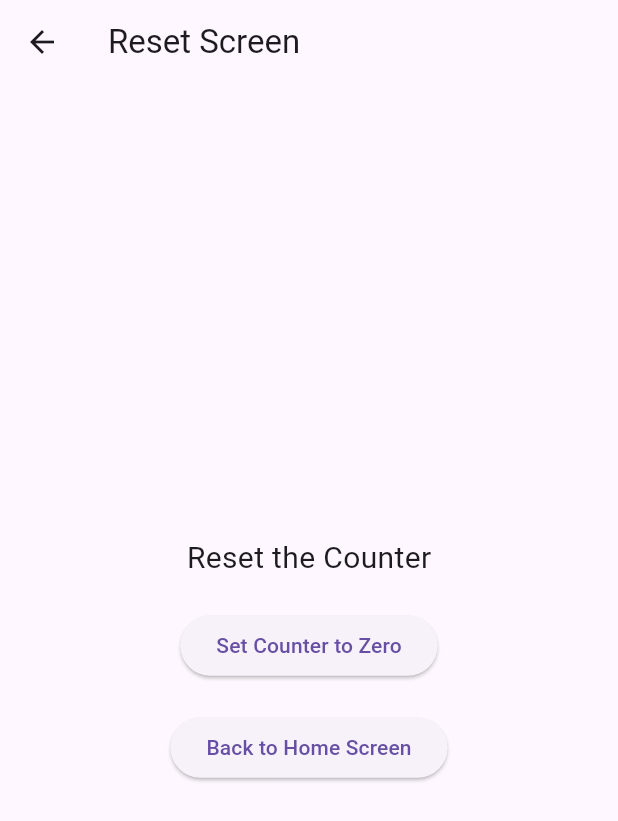
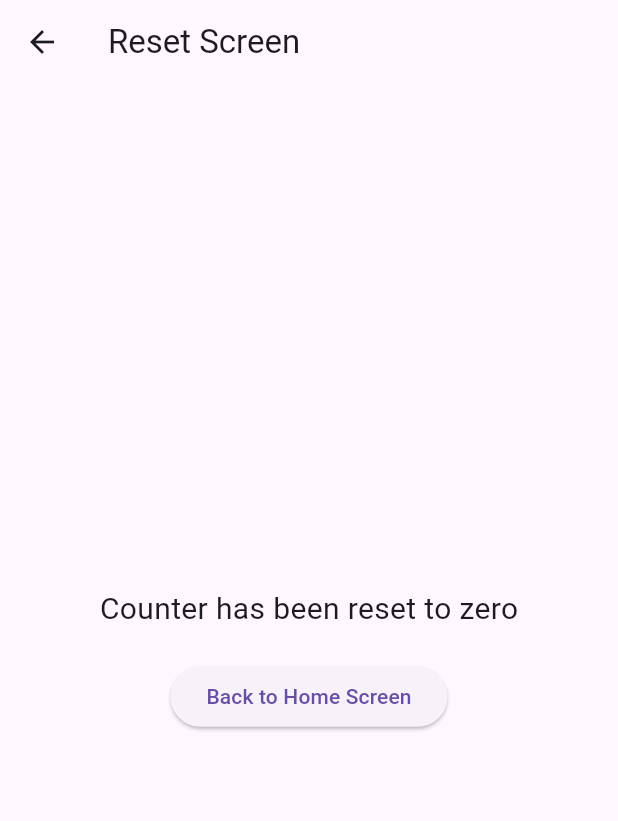
Before and after one commit to kichuman28/counter-app, a Flutter app: the screen it shows after launch, after a tap on "Go to Reset Screen", on a phone screen of 412 x 824 dp. Shown: the top 821 px of the screen. Run offline on Flutter 3.47's test engine with Material 3 defaults, Android fonts, the phone set to English and light mode, and no system bars.

```diff
--- a/lib/home_screen.dart
+++ b/lib/home_screen.dart
@@ -9,8 +9,9 @@ class HomeScreen extends StatelessWidget {
 
   @override
   Widget build(BuildContext context) {
-    final counterProvider = Provider.of<CounterProvider>(context);
 
+    return Consumer<CounterProvider>(
+      builder: (context,counterProvider,child) {
         return Scaffold(
           appBar: AppBar(
             title: const Text('Home Screen'),
@@ -38,7 +39,7 @@ class HomeScreen extends StatelessWidget {
                   onPressed: () {
                     Navigator.push(
                       context,
-                  MaterialPageRoute(builder: (context) => const ResetScreen()),
+                      MaterialPageRoute(builder: (context) => ResetScreen()),
                     );
                   },
                   child: const Text('Go to Reset Screen'),
@@ -48,4 +49,6 @@ class HomeScreen extends StatelessWidget {
           ),
         );
       }
+    );
   }
+}
--- a/lib/increment_screen.dart
+++ b/lib/increment_screen.dart
@@ -7,7 +7,6 @@ class IncrementScreen extends StatelessWidget {
 
   @override
   Widget build(BuildContext context) {
-    final counterProvider = Provider.of<CounterProvider>(context);
 
     return Scaffold(
       appBar: AppBar(
@@ -18,11 +17,15 @@ class IncrementScreen extends StatelessWidget {
           mainAxisAlignment: MainAxisAlignment.center,
           children: <Widget>[
             const SizedBox(height: 20),
-            ElevatedButton(
-              onPressed: () {
-                counterProvider.increment();
-              },
-              child: const Text('Increment Counter'),
+            Consumer<CounterProvider>(
+              builder: (context,counterProvider,child) {
+                return ElevatedButton(
+                  onPressed: () {
+                    counterProvider.increment();
+                  },
+                  child: const Text('Increment Counter'),
+                );
+              }
             ),
             const SizedBox(height: 20),
             ElevatedButton(
--- a/lib/reset_counter.dart
+++ b/lib/reset_counter.dart
@@ -2,40 +2,46 @@ import 'package:flutter/material.dart';
 import 'package:provider/provider.dart';
 import 'counter_provider.dart';
 
-class ResetScreen extends StatelessWidget {
-  const ResetScreen({super.key});
+class ResetScreen extends StatefulWidget {
+  @override
+  _ResetScreenState createState() => _ResetScreenState();
+}
+
+class _ResetScreenState extends State<ResetScreen> {
+  @override
+  void initState() {
+    super.initState();
+
+    // Set the counter to zero when the ResetScreen is inserted into the widget tree
+    context.read<CounterProvider>().reset();
+  }
 
   @override
   Widget build(BuildContext context) {
-    final counterProvider = Provider.of<CounterProvider>(context);
-
     return Scaffold(
       appBar: AppBar(
-        title: const Text('Reset Screen'),
+        title: Text('Reset Screen'),
       ),
       body: Center(
-        child: Column(
+        child: Consumer<CounterProvider>(
+          builder: (context, counterProvider, child) {
+            return Column(
               mainAxisAlignment: MainAxisAlignment.center,
               children: <Widget>[
-            const Text(
-              'Reset the Counter',
+                Text(
+                  'Counter has been reset to zero',
                   style: TextStyle(fontSize: 20),
                 ),
-            const SizedBox(height: 20),
-            ElevatedButton(
-              onPressed: () {
-                counterProvider.reset();
-              },
-              child: const Text('Set Counter to Zero'),
-            ),
-            const SizedBox(height: 20),
+                SizedBox(height: 20),
                 ElevatedButton(
                   onPressed: () {
                     Navigator.pop(context);
                   },
-              child: const Text('Back to Home Screen'),
+                  child: Text('Back to Home Screen'),
                 ),
               ],
+            );
+          },
         ),
       ),
     );
```
Lines whose indentation alone changed are shown as unchanged.
